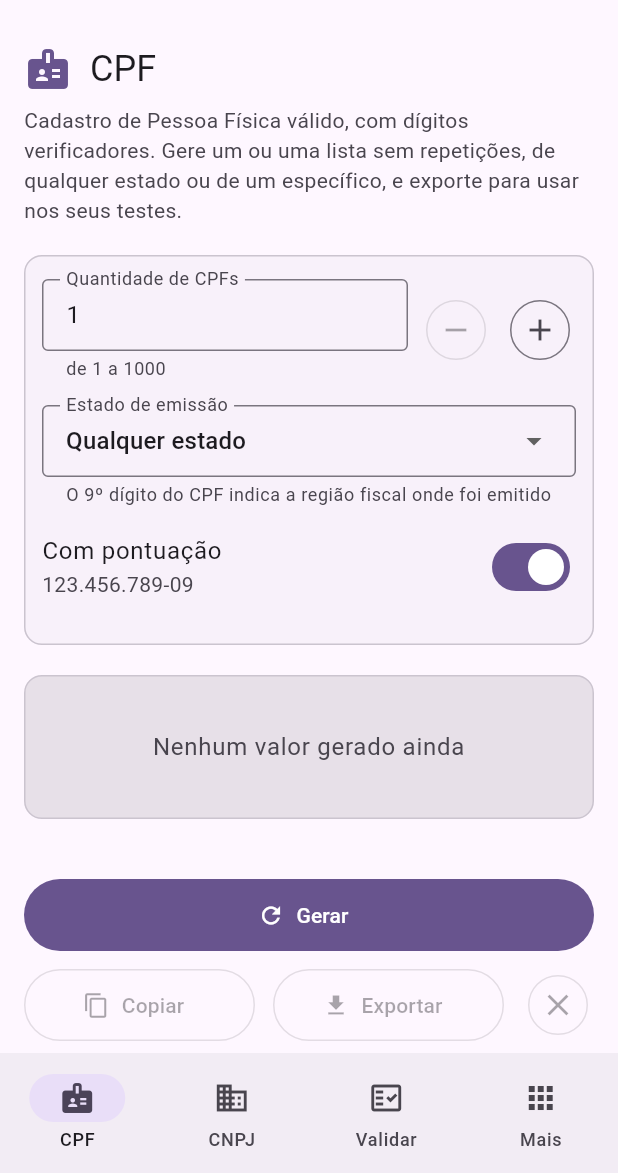
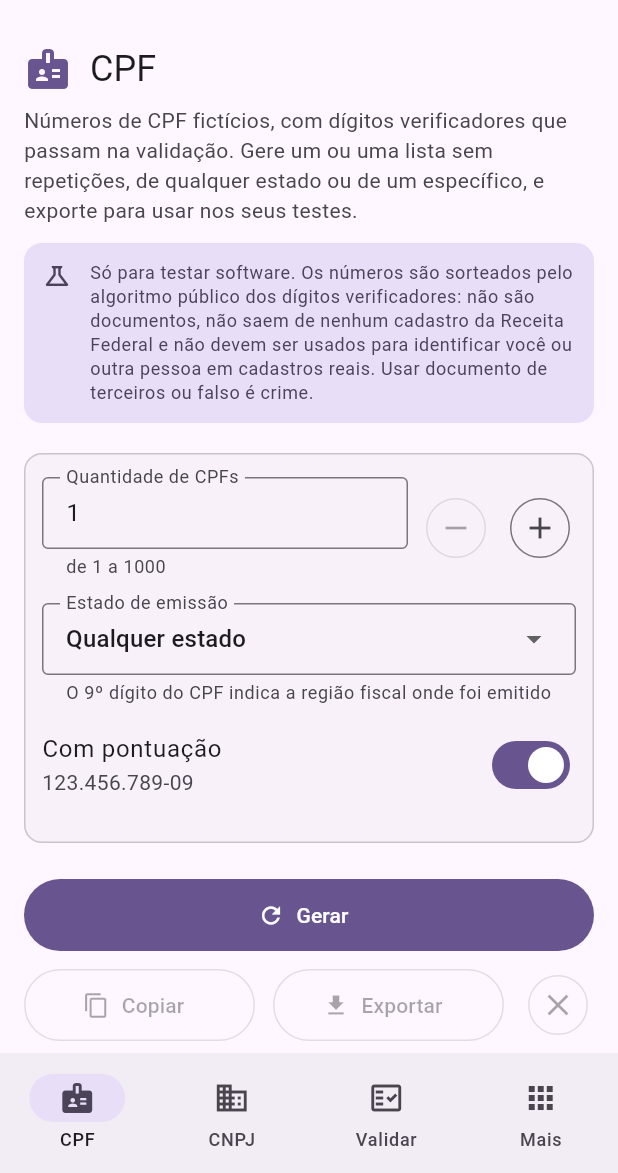
Before and after one commit to felipeminello/faker-generator, a Flutter app: the screen it shows after launch, on a phone screen of 412 x 824 dp, the part 63-1236 px from its top. Run offline on Flutter 3.47's test engine with Material 3 defaults, Android fonts, the phone set to English and light mode, and no system bars; our stand-ins replace file_picker, flutter_bloc, shared_preferences; missing offline and left inert: qr.

Commit message:
feat: adicionar aviso de uso para dados de teste e atualizar descrição dos geradores de CPF e CNPJ

```diff
--- a/lib/cnpj/presentation/cnpj_page.dart
+++ b/lib/cnpj/presentation/cnpj_page.dart
@@ -23,10 +23,10 @@ class CnpjPage extends StatelessWidget {
           return ListGeneratorView(
             title: 'CNPJ',
             description:
-                'Cadastro Nacional da Pessoa Jurídica válido, com dígitos '
-                'verificadores, no formato numérico ou no novo alfanumérico '
-                'da Receita Federal. Gere um ou uma lista sem repetições e '
-                'exporte para usar nos seus testes.',
+                'Números de CNPJ fictícios, com dígitos verificadores que '
+                'passam na validação, no formato numérico ou no novo '
+                'alfanumérico da Receita Federal. Gere um ou uma lista sem '
+                'repetições e exporte para usar nos seus testes.',
             icon: Icons.business,
             options: CnpjOptions(
               count: state.count,
--- a/lib/cpf/presentation/cpf_page.dart
+++ b/lib/cpf/presentation/cpf_page.dart
@@ -23,9 +23,9 @@ class CpfPage extends StatelessWidget {
           return ListGeneratorView(
             title: 'CPF',
             description:
-                'Cadastro de Pessoa Física válido, com dígitos '
-                'verificadores. Gere um ou uma lista sem repetições, de '
-                'qualquer estado ou de um específico, e exporte para usar '
+                'Números de CPF fictícios, com dígitos verificadores que '
+                'passam na validação. Gere um ou uma lista sem repetições, '
+                'de qualquer estado ou de um específico, e exporte para usar '
                 'nos seus testes.',
             icon: Icons.badge,
             options: CpfOptions(
--- a/lib/shared/presentation/list_generator_view.dart
+++ b/lib/shared/presentation/list_generator_view.dart
@@ -5,10 +5,11 @@ import 'export_button.dart';
 import 'feature_header.dart';
 import 'generator_actions.dart';
 import 'responsive.dart';
+import 'test_data_notice.dart';
 import 'value_list_card.dart';
 
 /// Presentation widget shared by the generators that make lists (CPF, CNPJ):
-/// header, the feature's [options], the values and the
+/// header, the test-data notice, the feature's [options], the values and the
 /// "Gerar / Copiar / Exportar / Limpar" actions.
 ///
 /// Like `GeneratorView` it holds no business logic: the page passes the
@@ -97,6 +98,8 @@ class _ListGeneratorViewState extends State<ListGeneratorView> {
                         title: widget.title,
                         description: widget.description,
                       ),
+                      const SizedBox(height: 12),
+                      const TestDataNotice(),
                       const SizedBox(height: 20),
                       // A Card (and not a plain Container) so the switch
                       // tiles have a Material ancestor to paint their ink on.
--- /dev/null
+++ b/lib/shared/presentation/test_data_notice.dart
@@ -0,0 +1,54 @@
+import 'package:flutter/material.dart';
+
+/// Notice shown on the document generators (CPF, CNPJ) saying what the
+/// numbers are for and what they are not.
+///
+/// It stays on screen, rather than in a one-time dialog, because App Review
+/// rejected the app under guideline 5 (legal) for generating Brazilian
+/// taxpayer numbers: whoever opens the page has to see that they are
+/// fictitious test data that must not be used as someone's document.
+class TestDataNotice extends StatelessWidget {
+  const TestDataNotice({super.key});
+
+  static const text =
+      'Só para testar software. Os números são sorteados pelo algoritmo '
+      'público dos dígitos verificadores: não são documentos, não saem de '
+      'nenhum cadastro da Receita Federal e não devem ser usados para '
+      'identificar você ou outra pessoa em cadastros reais. Usar documento '
+      'de terceiros ou falso é crime.';
+
+  @override
+  Widget build(BuildContext context) {
+    final theme = Theme.of(context);
+
+    return Semantics(
+      container: true,
+      child: Container(
+        padding: const EdgeInsets.all(12),
+        decoration: BoxDecoration(
+          color: theme.colorScheme.secondaryContainer,
+          borderRadius: BorderRadius.circular(12),
+        ),
+        child: Row(
+          crossAxisAlignment: CrossAxisAlignment.start,
+          children: [
+            Icon(
+              Icons.science_outlined,
+              size: 20,
+              color: theme.colorScheme.onSecondaryContainer,
+            ),
+            const SizedBox(width: 12),
+            Expanded(
+              child: Text(
+                text,
+                style: theme.textTheme.bodySmall?.copyWith(
+                  color: theme.colorScheme.onSecondaryContainer,
+                ),
+              ),
+            ),
+          ],
+        ),
+      ),
+    );
+  }
+}
--- a/pubspec.yaml
+++ b/pubspec.yaml
@@ -16,7 +16,7 @@ publish_to: 'none' # Remove this line if you wish to publish to pub.dev
 # https://developer.apple.com/library/archive/documentation/General/Reference/InfoPlistKeyReference/Articles/CoreFoundationKeys.html
 # In Windows, build-name is used as the major, minor, and patch parts
 # of the product and file versions while build-number is used as the build suffix.
-version: 1.3.0+3
+version: 1.3.0+4
 
 environment:
   sdk: ^3.12.1
--- a/tool/release_notes.txt
+++ b/tool/release_notes.txt
@@ -1,16 +1,17 @@
 <pt-BR>
-Massa de Teste gera e valida documentos brasileiros para quem desenvolve e testa sistemas.
-• CPF válido: um ou até 1000 sem repetição, de qualquer estado ou de um específico (o 9º dígito indica a região fiscal).
+Massa de Teste gera e valida números de CPF e CNPJ fictícios para quem desenvolve e testa sistemas brasileiros.
+• CPF de teste: um ou até 1000 sem repetição, de qualquer estado ou de um específico (o 9º dígito indica a região fiscal).
 • CNPJ numérico e o novo CNPJ alfanumérico da Receita Federal, de matriz ou de filiais.
 • Listas exportadas em CSV, JSON ou TXT, ou copiadas de uma vez.
-• Validador: cole uma coluna de planilha ou uma lista JSON e veja, linha a linha, o que é válido, o que está errado e qual seria o valor certo.
+• Validador: cole uma coluna de planilha ou uma lista JSON e veja, linha a linha, o que passa na validação, o que está errado e qual seria o valor certo.
 • Cron explicado em português, com as próximas execuções.
 • Também: UUID v4, Lorem Ipsum, senhas e QR Code.
-Funciona offline, sem cadastro e sem coletar dados. Os números gerados servem para testar sistemas.
+Funciona offline, sem cadastro e sem coletar dados.
+Novo aviso nas telas de CPF e CNPJ: os números são sorteados pelo algoritmo público dos dígitos verificadores, só para testar software. Não são documentos, não vêm de nenhum cadastro e não devem ser usados para identificar ninguém.
 Correção: no iPhone, tocar fora de uma caixa de texto agora fecha o teclado, e a barra de navegação continua visível acima dele. Antes o teclado cobria a barra e, no Validar, não dava para sair da tela.
 </pt-BR>
 <en-US>
-Since the 4.3 rejection of version 1.2.1 we changed this app's focus and functionality substantially. It was renamed from "Fake Generator" to "Massa de Teste" ("test data" in Brazilian QA jargon) and now serves one audience: Brazilian developers and QA engineers who need valid test documents.
+Since the 4.3 rejection of version 1.2.1 we changed this app's focus and functionality substantially. It was renamed from "Fake Generator" to "Massa de Teste" ("test data" in Brazilian QA jargon) and now serves one audience: Brazilian developers and QA engineers who need test values that pass CPF/CNPJ check-digit validation.
 New in this version:
 – Alphanumeric CNPJ: Brazil's Receita Federal started issuing company IDs with letters in July 2026 (IN RFB 2.229/2024). Systems must be tested with them, and few tools generate or validate them. The app implements the official check-digit rule.
 – A validator that takes a pasted spreadsheet column or JSON array, identifies each line as CPF or CNPJ, and explains what is wrong (wrong check digits and the right ones, leading zeros dropped by spreadsheets, repeated digits).
@@ -18,5 +19,6 @@ New in this version:
 The app opens on these document tools. The developer tools (UUID, cron explained in Portuguese) come next, and the generic generators are secondary.
 I develop and publish the app myself. It is not built from a commercial template or an app-generation service. It works offline, needs no account and collects no data.
 To try it: open "Validar" and tap "Ver exemplo". On "CNPJ", choose "Alfanumérico".
-This build also fixes an iOS bug found while recording the demo video App Review asked for: on screens with a text field, most visibly "Validar", the keyboard covered the tab bar and could not be dismissed, so the screen could not be left. Tapping outside a text field now closes the keyboard, and the tab bar stays visible above it.
+Build 4 (guideline 5): the CPF and CNPJ screens now show a permanent notice that the numbers are random, computed with the public check-digit algorithm, only for software testing; they are not documents, come from no registry, and must not be used to identify anyone. The app is now offered only in Brazil.
+This version also fixes an iOS bug found while recording the demo video App Review asked for: on screens with a text field, most visibly "Validar", the keyboard covered the tab bar and could not be dismissed, so the screen could not be left. Tapping outside a text field now closes the keyboard, and the tab bar stays visible above it.
 </en-US>
```
Also changed, not shown: 2 other files.
